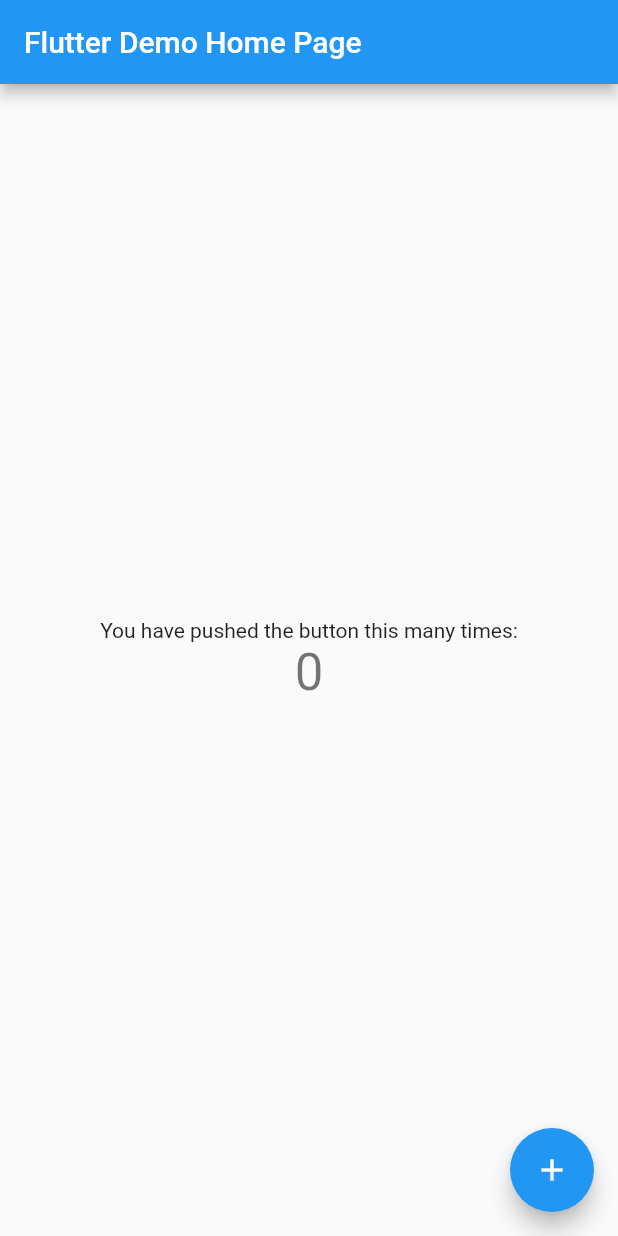
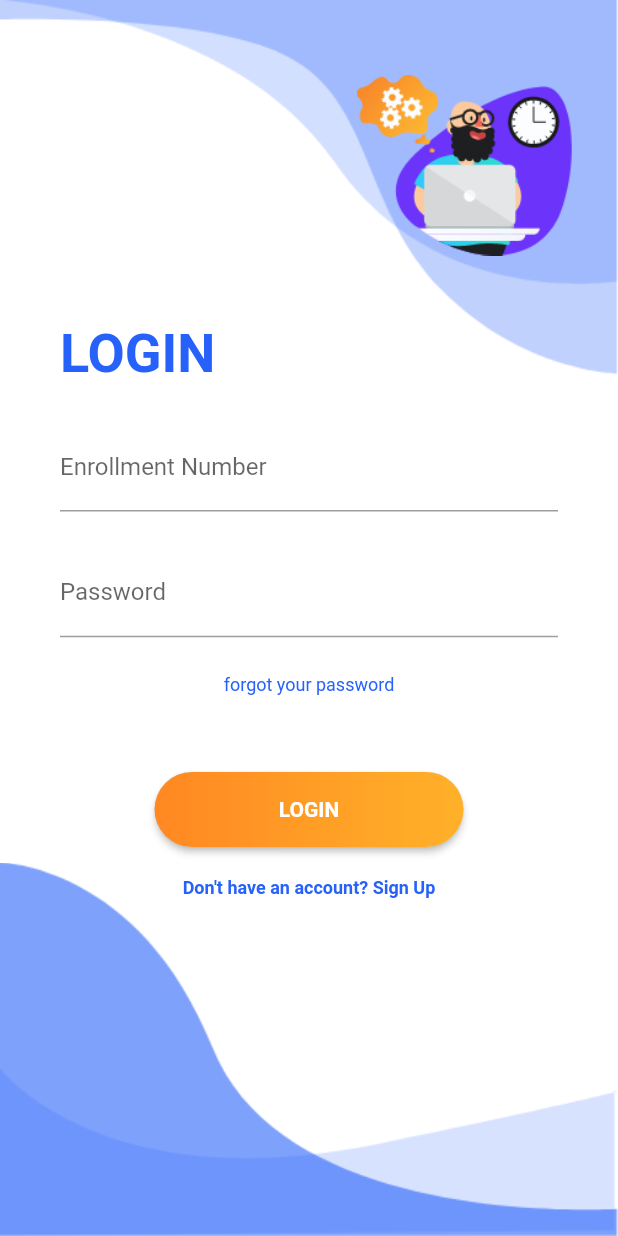
Before and after one commit to harshal1624/Quiser, a Flutter app: the screen it shows after launch, on a phone screen of 412 x 824 dp. Run offline on Flutter 3.47's test engine with Material 2 defaults, Android fonts, the phone set to English and light mode, and no system bars.

Commit message:
After login and registration

```diff
--- /dev/null
+++ b/lib/components/background.dart
@@ -0,0 +1,56 @@
+import 'package:flutter/material.dart';
+
+class Background extends StatelessWidget {
+  final Widget child;
+
+  const Background({
+    Key? key,
+    required this.child,
+  }) : super(key: key);
+
+  @override
+  Widget build(BuildContext context) {
+    Size size = MediaQuery.of(context).size;
+    return Container(
+      width: double.infinity,
+      height: size.height,
+      child: Stack(
+        alignment: Alignment.center,
+        children: [
+          Positioned(
+            top: 0,
+            right: 0,
+            width: size.width,
+            child:
+            Image.asset("assets/images/top1.png"),
+
+          ),
+          Positioned(
+            top: 0,
+            right: 0,
+            width: size.width,
+            child: Image.asset("assets/images/top2.png"),
+          ),
+          Positioned(
+            top: 50,
+            right: 30,
+            child: Image.asset("assets/images/main.png",width: size.width * 0.35),
+          ),
+          Positioned(
+            bottom: 0,
+            right: 0,
+            width: size.width,
+            child: Image.asset("assets/images/bottom1.png"),
+          ),
+          Positioned(
+            bottom: 0,
+            right: 0,
+            width: size.width,
+            child: Image.asset("assets/images/bottom2.png"),
+          ),
+          child,
+        ],
+      ),
+    );
+  }
+}
--- a/lib/main.dart
+++ b/lib/main.dart
@@ -1,4 +1,5 @@
 import 'package:flutter/material.dart';
+import 'package:quiser/screens/login/login.dart';
 
 void main() {
   runApp(const MyApp());
@@ -11,105 +12,14 @@ class MyApp extends StatelessWidget {
   @override
   Widget build(BuildContext context) {
     return MaterialApp(
-      title: 'Flutter Demo',
+      title: 'Quiser',
+      debugShowCheckedModeBanner: false,
       theme: ThemeData(
-        // This is the theme of your application.
-        //
-        // Try running your application with "flutter run". You'll see the
-        // application has a blue toolbar. Then, without quitting the app, try
-        // changing the primarySwatch below to Colors.green and then invoke
-        // "hot reload" (press "r" in the console where you ran "flutter run",
-        // or simply save your changes to "hot reload" in a Flutter IDE).
-        // Notice that the counter didn't reset back to zero; the application
-        // is not restarted.
-        primarySwatch: Colors.blue,
+        primaryColor: Color(0xFF2661FA),
+        scaffoldBackgroundColor: Colors.white,
+        visualDensity: VisualDensity.adaptivePlatformDensity,
       ),
-      home: const MyHomePage(title: 'Flutter Demo Home Page'),
+      home: LoginScreen(),
     );
   }
 }
-
-class MyHomePage extends StatefulWidget {
-  const MyHomePage({Key? key, required this.title}) : super(key: key);
-
-  // This widget is the home page of your application. It is stateful, meaning
-  // that it has a State object (defined below) that contains fields that affect
-  // how it looks.
-
-  // This class is the configuration for the state. It holds the values (in this
-  // case the title) provided by the parent (in this case the App widget) and
-  // used by the build method of the State. Fields in a Widget subclass are
-  // always marked "final".
-
-  final String title;
-
-  @override
-  State<MyHomePage> createState() => _MyHomePageState();
-}
-
-class _MyHomePageState extends State<MyHomePage> {
-  int _counter = 0;
-
-  void _incrementCounter() {
-    setState(() {
-      // This call to setState tells the Flutter framework that something has
-      // changed in this State, which causes it to rerun the build method below
-      // so that the display can reflect the updated values. If we changed
-      // _counter without calling setState(), then the build method would not be
-      // called again, and so nothing would appear to happen.
-      _counter++;
-    });
-  }
-
-  @override
-  Widget build(BuildContext context) {
-    // This method is rerun every time setState is called, for instance as done
-    // by the _incrementCounter method above.
-    //
-    // The Flutter framework has been optimized to make rerunning build methods
-    // fast, so that you can just rebuild anything that needs updating rather
-    // than having to individually change instances of widgets.
-    return Scaffold(
-      appBar: AppBar(
-        // Here we take the value from the MyHomePage object that was created by
-        // the App.build method, and use it to set our appbar title.
-        title: Text(widget.title),
-      ),
-      body: Center(
-        // Center is a layout widget. It takes a single child and positions it
-        // in the middle of the parent.
-        child: Column(
-          // Column is also a layout widget. It takes a list of children and
-          // arranges them vertically. By default, it sizes itself to fit its
-          // children horizontally, and tries to be as tall as its parent.
-          //
-          // Invoke "debug painting" (press "p" in the console, choose the
-          // "Toggle Debug Paint" action from the Flutter Inspector in Android
-          // Studio, or the "Toggle Debug Paint" command in Visual Studio Code)
-          // to see the wireframe for each widget.
-          //
-          // Column has various properties to control how it sizes itself and
-          // how it positions its children. Here we use mainAxisAlignment to
-          // center the children vertically; the main axis here is the vertical
-          // axis because Columns are vertical (the cross axis would be
-          // horizontal).
-          mainAxisAlignment: MainAxisAlignment.center,
-          children: <Widget>[
-            const Text(
-              'You have pushed the button this many times:',
-            ),
-            Text(
-              '$_counter',
-              style: Theme.of(context).textTheme.headline4,
-            ),
-          ],
-        ),
-      ),
-      floatingActionButton: FloatingActionButton(
-        onPressed: _incrementCounter,
-        tooltip: 'Increment',
-        child: const Icon(Icons.add),
-      ), // This trailing comma makes auto-formatting nicer for build methods.
-    );
-  }
-}
--- /dev/null
+++ b/lib/screens/login/login.dart
@@ -0,0 +1,110 @@
+import 'package:flutter/material.dart';
+import 'package:quiser/components/background.dart';
+import 'package:quiser/screens/register/register.dart';
+
+class LoginScreen extends StatelessWidget {
+  @override
+  Widget build(BuildContext context) {
+    Size size = MediaQuery.of(context).size;
+
+    return Scaffold(
+      body: Background(
+        child: Column(
+          mainAxisAlignment: MainAxisAlignment.center,
+          children: [
+            Container(
+              alignment: Alignment.centerLeft,
+              padding: const EdgeInsets.symmetric(horizontal: 40),
+              child: const Text('LOGIN',style: TextStyle(
+                  fontWeight: FontWeight.bold,
+                  color: Color(0xFF2661FA),
+                  fontSize: 36),
+                textAlign: TextAlign.left,
+              ),
+            ),
+            SizedBox(height: size.height * 0.03,),
+
+            Container(
+              alignment:Alignment.center,
+              margin: const EdgeInsets.symmetric(horizontal: 40),
+              child: const TextField(
+                decoration: InputDecoration(
+                  labelText: 'Enrollment Number',
+                ),
+              ),
+            ),
+            SizedBox(height: size.height * 0.03,),
+
+            Container(
+              alignment:Alignment.center,
+              margin: const EdgeInsets.symmetric(horizontal: 40),
+              child: const TextField(
+                decoration: InputDecoration(
+                  labelText: 'Password',
+                ),
+              ),
+            ),
+            SizedBox(height: size.height * 0.03,),
+
+            Container(
+              alignment:Alignment.center,
+              margin: const EdgeInsets.symmetric(horizontal: 40),
+              child: const Text(
+                'forgot your password',
+                style: TextStyle(
+                  fontSize: 12,
+                  color: Color(0xFF2661FA),
+                ),
+              ),
+            ),
+            SizedBox(height: size.height * 0.05,),
+
+            Container(
+              alignment: Alignment.center,
+              margin: const EdgeInsets.symmetric(horizontal: 40,vertical: 10),
+              child: RaisedButton(onPressed: (){},
+                shape: RoundedRectangleBorder(borderRadius: BorderRadius.circular(80.0)),
+                textColor: Colors.white,
+                padding: const EdgeInsets.all(0),
+                child: Container(
+                  alignment: Alignment.center,
+                  height: 50.0,
+                  width: size.width * 0.5,
+                  decoration: new BoxDecoration(
+                      borderRadius: BorderRadius.circular(80.0),
+                      gradient: new LinearGradient(
+                          colors: [
+                            Color.fromARGB(255, 255, 136, 34),
+                            Color.fromARGB(255, 255, 177, 41)
+                          ])
+                  ),
+                  padding: const EdgeInsets.all(0),
+                  child: const Text('LOGIN',style: TextStyle(
+                      fontWeight: FontWeight.bold),
+                    textAlign: TextAlign.center,
+                  ),
+                ),
+              ),
+            ),
+
+            Container(
+              alignment: Alignment.center,
+              margin: const EdgeInsets.symmetric(horizontal: 40,vertical: 10),
+              child: GestureDetector(
+                onTap: (){
+                  Navigator.push(context, MaterialPageRoute(builder: (context) => RegisterScreen()));
+                },
+                child: const Text(
+                  "Don't have an account? Sign Up",style: TextStyle(
+                  fontSize: 12,
+                  fontWeight: FontWeight.bold,
+                  color: Color(0xFF2661FA),
+                ),),
+              ),
+            )
+          ],
+        ),
+      ),
+    );
+  }
+}
--- a/pubspec.yaml
+++ b/pubspec.yaml
@@ -58,9 +58,8 @@ flutter:
   uses-material-design: true
 
   # To add assets to your application, add an assets section, like this:
-  # assets:
-  #   - images/a_dot_burr.jpeg
-  #   - images/a_dot_ham.jpeg
+  assets:
+     - assets/images/
 
   # An image asset can refer to one or more resolution-specific "variants", see
   # https://flutter.dev/assets-and-images/#resolution-aware
```
Also changed, not shown: lib/screens/register/register.dart (added, +154 -0 lines), assets/images/bottom1.png (added), assets/images/bottom2.png (added), assets/images/main.png (added), assets/images/top1.png (added), assets/images/top2.png (added).
